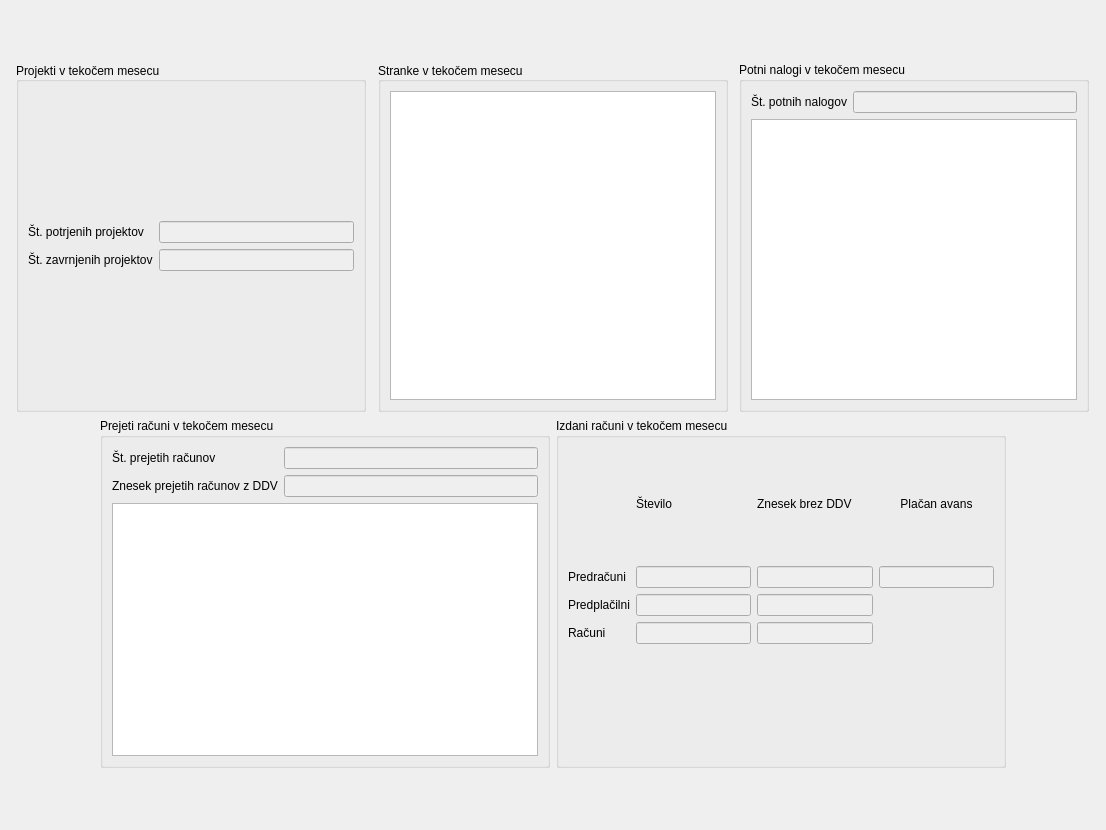
bubi-luka/BubiRacun, file wid_osnovni_pogled.ui: the form before one commit.
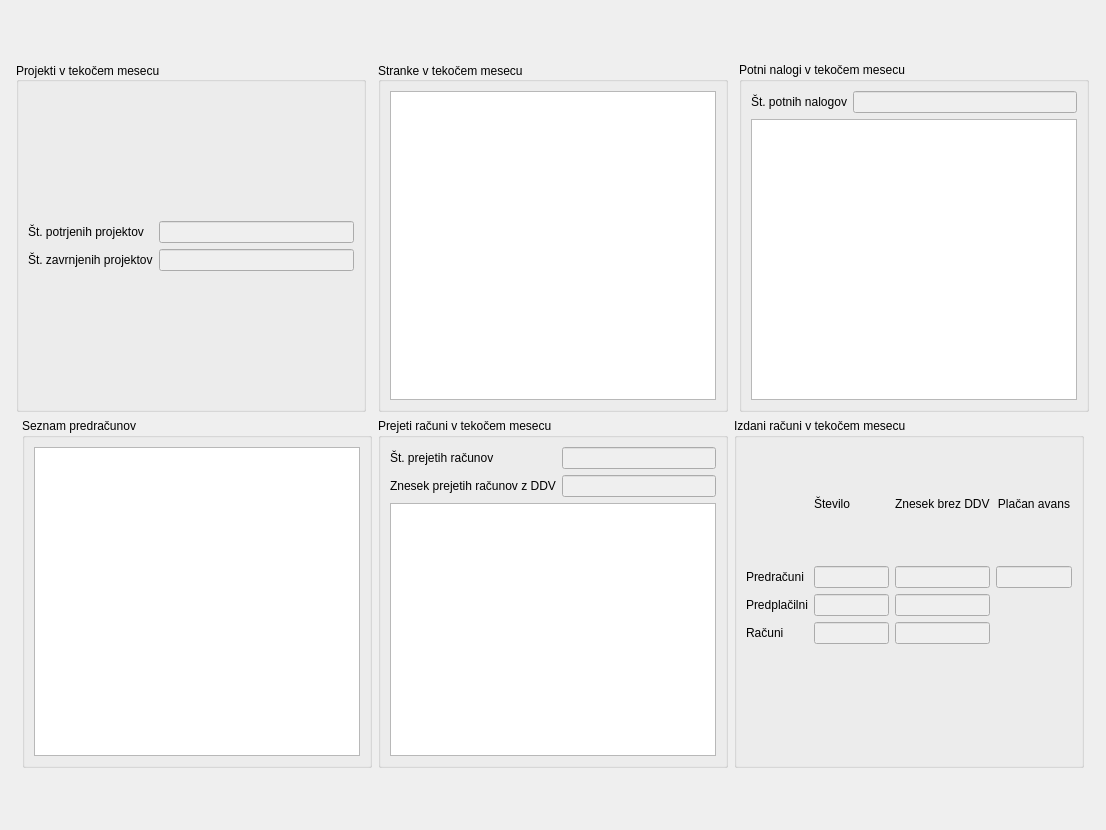
The form after the commit.

Commit message:
Priprave za spremembo os. pogleda
#116

```diff
--- a/wid_osnovni_pogled.ui
+++ b/wid_osnovni_pogled.ui
@@ -298,17 +298,41 @@
        </property>
       </spacer>
      </item>
+     <item>
+      <widget class="QGroupBox" name="groupBox_6">
+       <property name="minimumSize">
+        <size>
+         <width>350</width>
+         <height>350</height>
+        </size>
+       </property>
+       <property name="maximumSize">
+        <size>
+         <width>350</width>
+         <height>350</height>
+        </size>
+       </property>
+       <property name="title">
+        <string>Seznam predračunov</string>
+       </property>
+       <layout class="QVBoxLayout" name="verticalLayout_8">
+        <item>
+         <widget class="QTableWidget" name="tbl_predracun"/>
+        </item>
+       </layout>
+      </widget>
+     </item>
      <item>
       <widget class="QGroupBox" name="groupBox_5">
        <property name="minimumSize">
         <size>
-         <width>450</width>
+         <width>350</width>
          <height>350</height>
         </size>
        </property>
        <property name="maximumSize">
         <size>
-         <width>450</width>
+         <width>350</width>
          <height>350</height>
         </size>
        </property>
@@ -390,13 +414,13 @@
       <widget class="QGroupBox" name="groupBox_4">
        <property name="minimumSize">
         <size>
-         <width>450</width>
+         <width>350</width>
          <height>350</height>
         </size>
        </property>
        <property name="maximumSize">
         <size>
-         <width>450</width>
+         <width>350</width>
          <height>350</height>
         </size>
        </property>
```
The commit also changes 2 other files.
